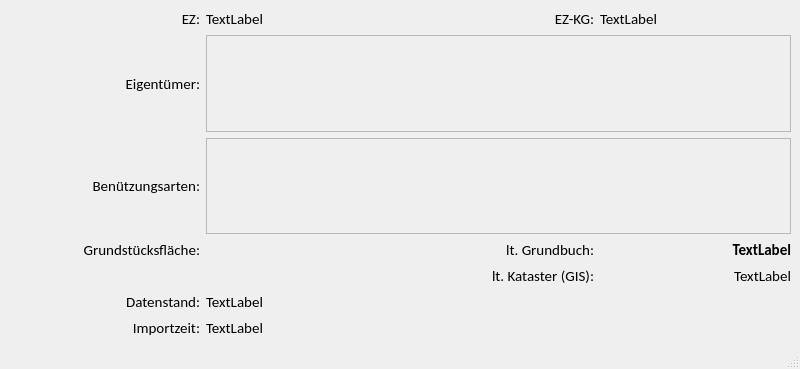
First picture: the form in core/scopes/gst/gst_version.ui, repository gidhoog/AlmGIS, before the edit.
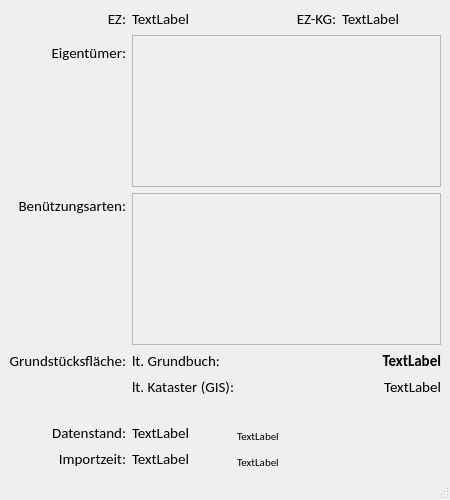
Second picture: the form after the edit.

Patch:
```diff
--- a/core/scopes/gst/gst_version.ui
+++ b/core/scopes/gst/gst_version.ui
@@ -6,10 +6,16 @@
    <rect>
     <x>0</x>
     <y>0</y>
-    <width>800</width>
-    <height>369</height>
+    <width>450</width>
+    <height>500</height>
    </rect>
   </property>
+  <property name="minimumSize">
+   <size>
+    <width>450</width>
+    <height>500</height>
+   </size>
+  </property>
   <property name="windowTitle">
    <string>MainWindow</string>
   </property>
@@ -17,8 +23,8 @@
    <layout class="QVBoxLayout" name="verticalLayout">
     <item>
      <layout class="QGridLayout" name="gridLayout">
-      <item row="4" column="0">
-       <widget class="QLabel" name="label_5">
+      <item row="9" column="1">
+       <widget class="QLabel" name="uiDatenstandDatumLbl">
         <property name="font">
          <font>
           <family>Calibri</family>
@@ -26,43 +32,65 @@
          </font>
         </property>
         <property name="text">
-         <string>Eigentümer:</string>
+         <string>TextLabel</string>
         </property>
-        <property name="alignment">
-         <set>Qt::AlignRight|Qt::AlignTrailing|Qt::AlignVCenter</set>
-        </property>
        </widget>
       </item>
-      <item row="8" column="0">
-       <widget class="QLabel" name="label_3">
-        <property name="font">
-         <font>
-          <family>Calibri</family>
-          <pointsize>11</pointsize>
-         </font>
+      <item row="4" column="1" colspan="3">
+       <widget class="QScrollArea" name="uiEigentuemerSa">
+        <property name="widgetResizable">
+         <bool>true</bool>
         </property>
-        <property name="text">
-         <string>Datenstand:</string>
-        </property>
-        <property name="alignment">
-         <set>Qt::AlignRight|Qt::AlignTrailing|Qt::AlignVCenter</set>
-        </property>
-       </widget>
-      </item>
-      <item row="9" column="0">
-       <widget class="QLabel" name="label_4">
-        <property name="font">
-         <font>
-          <family>Calibri</family>
-          <pointsize>11</pointsize>
-         </font>
-        </property>
-        <property name="text">
-         <string>Importzeit:</string>
-        </property>
-        <property name="alignment">
-         <set>Qt::AlignRight|Qt::AlignTrailing|Qt::AlignVCenter</set>
-        </property>
+        <widget class="QWidget" name="scrollAreaWidgetContents">
+         <property name="geometry">
+          <rect>
+           <x>0</x>
+           <y>0</y>
+           <width>305</width>
+           <height>142</height>
+          </rect>
+         </property>
+         <layout class="QVBoxLayout" name="verticalLayout_4">
+          <property name="spacing">
+           <number>0</number>
+          </property>
+          <property name="leftMargin">
+           <number>0</number>
+          </property>
+          <property name="topMargin">
+           <number>0</number>
+          </property>
+          <property name="rightMargin">
+           <number>0</number>
+          </property>
+          <property name="bottomMargin">
+           <number>0</number>
+          </property>
+          <item>
+           <layout class="QVBoxLayout" name="uiEigentuemerVlay">
+            <property name="topMargin">
+             <number>2</number>
+            </property>
+            <property name="bottomMargin">
+             <number>2</number>
+            </property>
+           </layout>
+          </item>
+          <item>
+           <spacer name="verticalSpacer_2">
+            <property name="orientation">
+             <enum>Qt::Vertical</enum>
+            </property>
+            <property name="sizeHint" stdset="0">
+             <size>
+              <width>20</width>
+              <height>40</height>
+             </size>
+            </property>
+           </spacer>
+          </item>
+         </layout>
+        </widget>
        </widget>
       </item>
       <item row="0" column="2">
@@ -94,50 +122,19 @@
         </property>
        </widget>
       </item>
-      <item row="6" column="3">
-       <widget class="QLabel" name="uiAreaGbLbl">
+      <item row="7" column="1" colspan="2">
+       <widget class="QLabel" name="label_8">
         <property name="font">
          <font>
           <family>Calibri</family>
           <pointsize>11</pointsize>
-          <weight>75</weight>
-          <bold>true</bold>
          </font>
         </property>
         <property name="text">
-         <string>TextLabel</string>
+         <string>lt. Kataster (GIS):</string>
         </property>
         <property name="alignment">
-         <set>Qt::AlignRight|Qt::AlignTrailing|Qt::AlignVCenter</set>
-        </property>
-       </widget>
-      </item>
-      <item row="5" column="0">
-       <widget class="QLabel" name="label_6">
-        <property name="font">
-         <font>
-          <family>Calibri</family>
-          <pointsize>11</pointsize>
-         </font>
-        </property>
-        <property name="text">
-         <string>Benützungsarten:</string>
-        </property>
-        <property name="alignment">
-         <set>Qt::AlignRight|Qt::AlignTrailing|Qt::AlignVCenter</set>
-        </property>
-       </widget>
-      </item>
-      <item row="0" column="3">
-       <widget class="QLabel" name="uiEzKgLbl">
-        <property name="font">
-         <font>
-          <family>Calibri</family>
-          <pointsize>11</pointsize>
-         </font>
-        </property>
-        <property name="text">
-         <string>TextLabel</string>
+         <set>Qt::AlignLeading|Qt::AlignLeft|Qt::AlignVCenter</set>
         </property>
        </widget>
       </item>
@@ -157,6 +154,148 @@
         </property>
        </widget>
       </item>
+      <item row="8" column="1">
+       <spacer name="verticalSpacer_5">
+        <property name="orientation">
+         <enum>Qt::Vertical</enum>
+        </property>
+        <property name="sizeType">
+         <enum>QSizePolicy::Fixed</enum>
+        </property>
+        <property name="sizeHint" stdset="0">
+         <size>
+          <width>20</width>
+          <height>20</height>
+         </size>
+        </property>
+       </spacer>
+      </item>
+      <item row="10" column="1">
+       <widget class="QLabel" name="uiImportZeitDatumLbl">
+        <property name="font">
+         <font>
+          <family>Calibri</family>
+          <pointsize>11</pointsize>
+         </font>
+        </property>
+        <property name="text">
+         <string>TextLabel</string>
+        </property>
+       </widget>
+      </item>
+      <item row="9" column="2">
+       <widget class="QLabel" name="uiDatenstandZeitLbl">
+        <property name="font">
+         <font>
+          <family>Calibri</family>
+          <pointsize>8</pointsize>
+         </font>
+        </property>
+        <property name="text">
+         <string>TextLabel</string>
+        </property>
+        <property name="alignment">
+         <set>Qt::AlignBottom|Qt::AlignLeading|Qt::AlignLeft</set>
+        </property>
+       </widget>
+      </item>
+      <item row="10" column="0">
+       <widget class="QLabel" name="label_4">
+        <property name="font">
+         <font>
+          <family>Calibri</family>
+          <pointsize>11</pointsize>
+         </font>
+        </property>
+        <property name="text">
+         <string>Importzeit:</string>
+        </property>
+        <property name="alignment">
+         <set>Qt::AlignRight|Qt::AlignTrailing|Qt::AlignVCenter</set>
+        </property>
+       </widget>
+      </item>
+      <item row="10" column="2">
+       <widget class="QLabel" name="uiImportZeitZeitLbl">
+        <property name="font">
+         <font>
+          <family>Calibri</family>
+          <pointsize>8</pointsize>
+         </font>
+        </property>
+        <property name="text">
+         <string>TextLabel</string>
+        </property>
+        <property name="alignment">
+         <set>Qt::AlignBottom|Qt::AlignLeading|Qt::AlignLeft</set>
+        </property>
+       </widget>
+      </item>
+      <item row="0" column="3">
+       <widget class="QLabel" name="uiEzKgLbl">
+        <property name="font">
+         <font>
+          <family>Calibri</family>
+          <pointsize>11</pointsize>
+         </font>
+        </property>
+        <property name="text">
+         <string>TextLabel</string>
+        </property>
+       </widget>
+      </item>
+      <item row="4" column="0">
+       <layout class="QVBoxLayout" name="verticalLayout_2">
+        <property name="topMargin">
+         <number>8</number>
+        </property>
+        <item>
+         <widget class="QLabel" name="label_5">
+          <property name="font">
+           <font>
+            <family>Calibri</family>
+            <pointsize>11</pointsize>
+           </font>
+          </property>
+          <property name="text">
+           <string>Eigentümer:</string>
+          </property>
+          <property name="alignment">
+           <set>Qt::AlignRight|Qt::AlignTrailing|Qt::AlignVCenter</set>
+          </property>
+         </widget>
+        </item>
+        <item>
+         <spacer name="verticalSpacer_3">
+          <property name="orientation">
+           <enum>Qt::Vertical</enum>
+          </property>
+          <property name="sizeHint" stdset="0">
+           <size>
+            <width>20</width>
+            <height>40</height>
+           </size>
+          </property>
+         </spacer>
+        </item>
+       </layout>
+      </item>
+      <item row="0" column="0">
+       <widget class="QLabel" name="label">
+        <property name="font">
+         <font>
+          <family>Calibri</family>
+          <pointsize>11</pointsize>
+         </font>
+        </property>
+        <property name="text">
+         <string>EZ:</string>
+        </property>
+        <property name="alignment">
+         <set>Qt::AlignRight|Qt::AlignTrailing|Qt::AlignVCenter</set>
+        </property>
+       </widget>
+      </item>
       <item row="5" column="1" colspan="3">
        <widget class="QScrollArea" name="uiBenuetzungsartenSa">
         <property name="widgetResizable">
@@ -167,13 +306,41 @@
           <rect>
            <x>0</x>
            <y>0</y>
-           <width>581</width>
-           <height>89</height>
+           <width>305</width>
+           <height>141</height>
           </rect>
          </property>
          <layout class="QVBoxLayout" name="verticalLayout_3">
+          <property name="spacing">
+           <number>0</number>
+          </property>
+          <property name="leftMargin">
+           <number>0</number>
+          </property>
+          <property name="topMargin">
+           <number>0</number>
+          </property>
+          <property name="rightMargin">
+           <number>0</number>
+          </property>
+          <property name="bottomMargin">
+           <number>0</number>
+          </property>
           <item>
-           <layout class="QVBoxLayout" name="uiBanuVlay"/>
+           <layout class="QVBoxLayout" name="uiBanuVlay">
+            <property name="leftMargin">
+             <number>4</number>
+            </property>
+            <property name="topMargin">
+             <number>2</number>
+            </property>
+            <property name="rightMargin">
+             <number>4</number>
+            </property>
+            <property name="bottomMargin">
+             <number>2</number>
+            </property>
+           </layout>
           </item>
           <item>
            <spacer name="verticalSpacer">
@@ -192,57 +359,60 @@
         </widget>
        </widget>
       </item>
-      <item row="0" column="0">
-       <widget class="QLabel" name="label">
+      <item row="5" column="0">
+       <layout class="QVBoxLayout" name="verticalLayout_5">
+        <property name="topMargin">
+         <number>3</number>
+        </property>
+        <item>
+         <widget class="QLabel" name="label_6">
+          <property name="font">
+           <font>
+            <family>Calibri</family>
+            <pointsize>11</pointsize>
+           </font>
+          </property>
+          <property name="text">
+           <string>Benützungsarten:</string>
+          </property>
+          <property name="alignment">
+           <set>Qt::AlignRight|Qt::AlignTrailing|Qt::AlignVCenter</set>
+          </property>
+         </widget>
+        </item>
+        <item>
+         <spacer name="verticalSpacer_4">
+          <property name="orientation">
+           <enum>Qt::Vertical</enum>
+          </property>
+          <property name="sizeHint" stdset="0">
+           <size>
+            <width>20</width>
+            <height>40</height>
+           </size>
+          </property>
+         </spacer>
+        </item>
+       </layout>
+      </item>
+      <item row="6" column="3">
+       <widget class="QLabel" name="uiAreaGbLbl">
         <property name="font">
          <font>
           <family>Calibri</family>
           <pointsize>11</pointsize>
+          <weight>75</weight>
+          <bold>true</bold>
          </font>
         </property>
         <property name="text">
-         <string>EZ:</string>
+         <string>TextLabel</string>
         </property>
         <property name="alignment">
          <set>Qt::AlignRight|Qt::AlignTrailing|Qt::AlignVCenter</set>
         </property>
        </widget>
       </item>
-      <item row="4" column="1" colspan="3">
-       <widget class="QScrollArea" name="uiEigentuemerSa">
-        <property name="widgetResizable">
-         <bool>true</bool>
-        </property>
-        <widget class="QWidget" name="scrollAreaWidgetContents">
-         <property name="geometry">
-          <rect>
-           <x>0</x>
-           <y>0</y>
-           <width>581</width>
-           <height>89</height>
-          </rect>
-         </property>
-         <layout class="QVBoxLayout" name="verticalLayout_4">
-          <item>
-           <layout class="QVBoxLayout" name="uiEigentuemerVlay"/>
-          </item>
-          <item>
-           <spacer name="verticalSpacer_2">
-            <property name="orientation">
-             <enum>Qt::Vertical</enum>
-            </property>
-            <property name="sizeHint" stdset="0">
-             <size>
-              <width>20</width>
-              <height>40</height>
-             </size>
-            </property>
-           </spacer>
-          </item>
-         </layout>
-        </widget>
-       </widget>
-      </item>
       <item row="6" column="1" colspan="2">
        <widget class="QLabel" name="label_7">
         <property name="font">
@@ -255,23 +425,7 @@
          <string>lt. Grundbuch:</string>
         </property>
         <property name="alignment">
-         <set>Qt::AlignRight|Qt::AlignTrailing|Qt::AlignVCenter</set>
-        </property>
-       </widget>
-      </item>
-      <item row="7" column="1" colspan="2">
-       <widget class="QLabel" name="label_8">
-        <property name="font">
-         <font>
-          <family>Calibri</family>
-          <pointsize>11</pointsize>
-         </font>
-        </property>
-        <property name="text">
-         <string>lt. Kataster (GIS):</string>
-        </property>
-        <property name="alignment">
-         <set>Qt::AlignRight|Qt::AlignTrailing|Qt::AlignVCenter</set>
+         <set>Qt::AlignLeading|Qt::AlignLeft|Qt::AlignVCenter</set>
         </property>
        </widget>
       </item>
@@ -291,8 +445,8 @@
         </property>
        </widget>
       </item>
-      <item row="8" column="1">
-       <widget class="QLabel" name="uiDatenstandLbl">
+      <item row="9" column="0">
+       <widget class="QLabel" name="label_3">
         <property name="font">
          <font>
           <family>Calibri</family>
@@ -300,20 +454,10 @@
          </font>
         </property>
         <property name="text">
-         <string>TextLabel</string>
+         <string>Datenstand:</string>
         </property>
-       </widget>
-      </item>
-      <item row="9" column="1">
-       <widget class="QLabel" name="uiImportZeitLbl">
-        <property name="font">
-         <font>
-          <family>Calibri</family>
-          <pointsize>11</pointsize>
-         </font>
-        </property>
-        <property name="text">
-         <string>TextLabel</string>
+        <property name="alignment">
+         <set>Qt::AlignRight|Qt::AlignTrailing|Qt::AlignVCenter</set>
         </property>
        </widget>
       </item>
@@ -326,7 +470,7 @@
     <rect>
      <x>0</x>
      <y>0</y>
-     <width>800</width>
+     <width>450</width>
      <height>21</height>
     </rect>
    </property>
```
